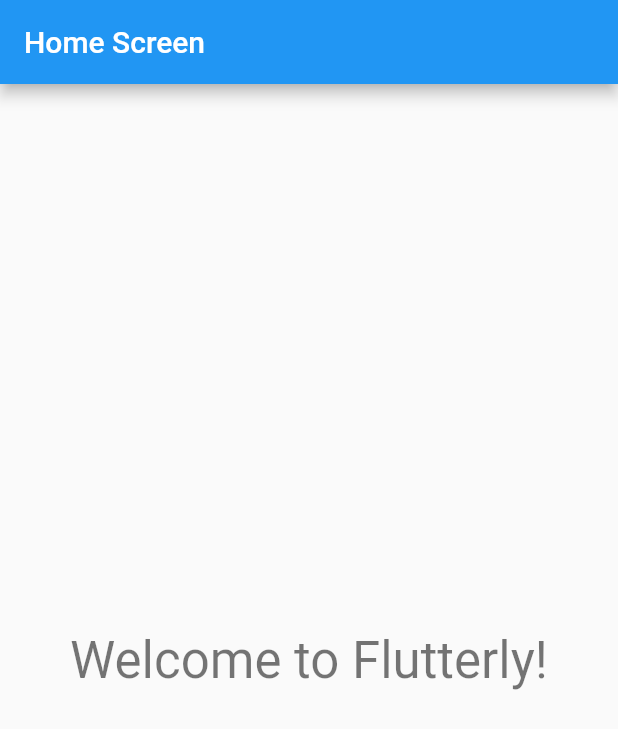
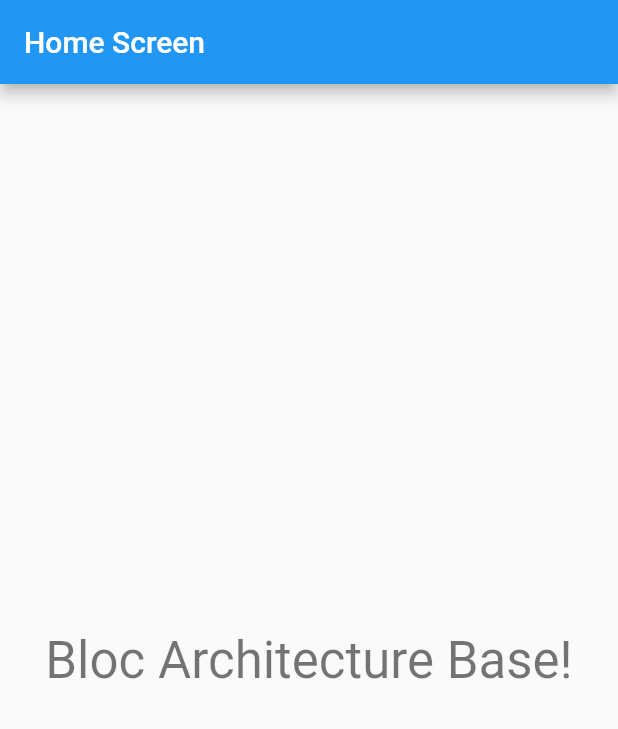
Before and after one commit to tmquan99/BlocArchitectureBase, a Flutter app: the screen it shows after launch, on a phone screen of 412 x 824 dp. Shown: the top 729 px of the screen. Run offline on Flutter 3.47's test engine with Material 2 defaults, Android fonts, the phone set to English and light mode, and no system bars; our stand-ins replace flutter_bloc.

Commit message:
Update strings constant

```diff
--- a/lib/core/constants/strings.dart
+++ b/lib/core/constants/strings.dart
@@ -4,5 +4,5 @@ class Strings {
 
   // HomeScreen
   static final homeScreenTitle = 'Home Screen';
-  static final homeScreenCenterText = 'Welcome to Flutterly!';
+  static final homeScreenCenterText = 'Bloc Architecture Base!';
 }
```
